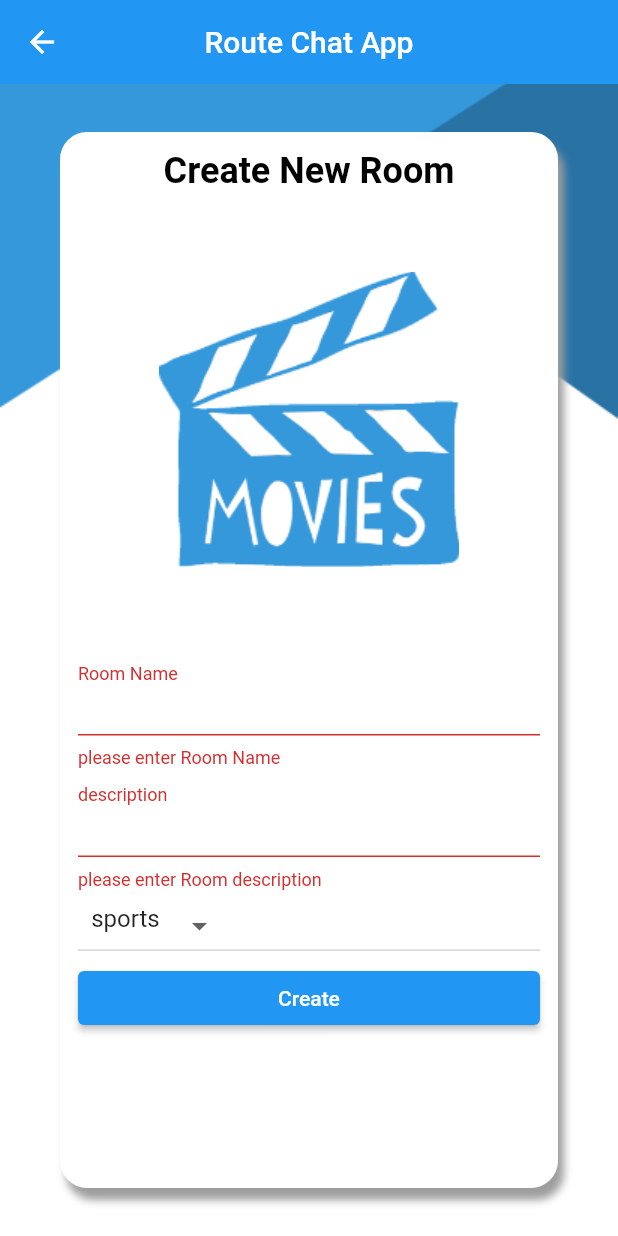
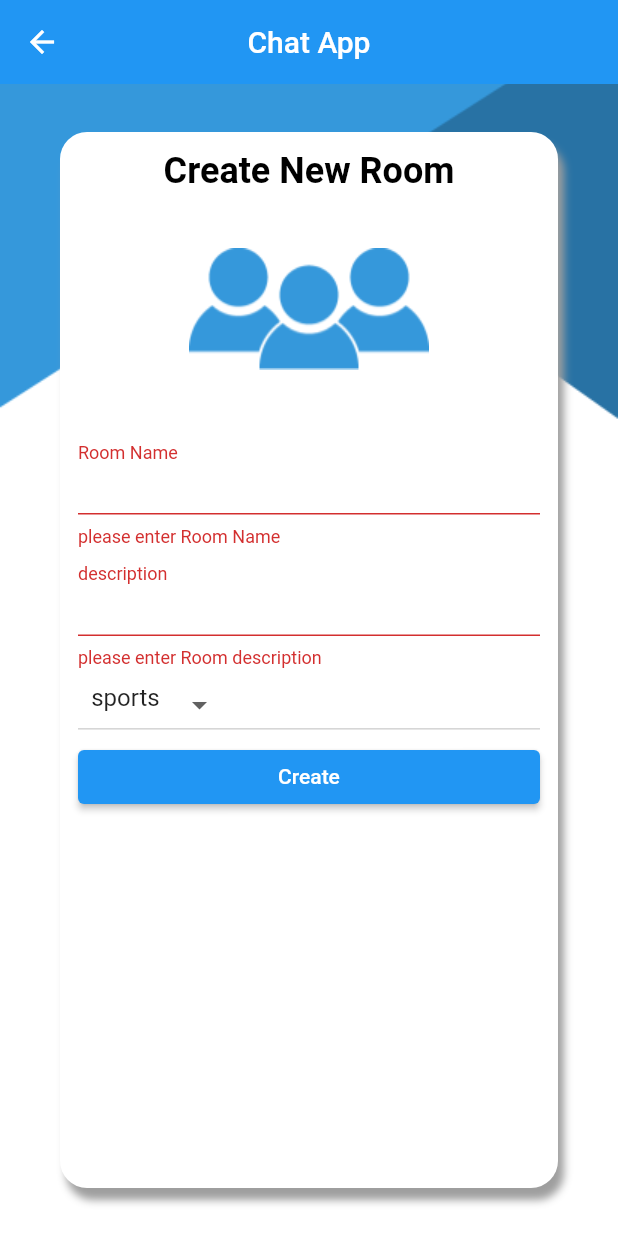
Before and after one commit to SalmaAhmed20/chatapp, a Flutter app: the AddRoom screen opened directly, after a tap on "Create", on a phone screen of 412 x 824 dp. Run offline on Flutter 3.47's test engine with Material 2 defaults, Android fonts, the phone set to English and light mode, and no system bars; our stand-ins replace cloud_firestore, firebase_core, fluttertoast; accounts and stored records are empty.

Commit message:
Add Room V2

```diff
--- a/lib/addRoom/AddRoom.dart
+++ b/lib/addRoom/AddRoom.dart
@@ -29,7 +29,7 @@ class _AddRoomState extends State<AddRoom> {
         fit:BoxFit.fitWidth,width:double.infinity),
         Scaffold(
           backgroundColor: Colors.transparent,
-          appBar: AppBar(title: Text("Route Chat App"),
+          appBar: AppBar(title: Text("Chat App"),
             centerTitle: true,
             elevation: 0,
 
@@ -59,7 +59,7 @@ class _AddRoomState extends State<AddRoom> {
                 ),
                   textAlign: TextAlign.center,
                 ),
-                Image(image:AssetImage("assets/icons/movieicon.png")),
+                Image(image:AssetImage("assets/images/group.png")),
                 Form(
                   key:_addRoomFormKey,
                   child: Column(
@@ -131,7 +131,7 @@ class _AddRoomState extends State<AddRoom> {
 
                ElevatedButton(onPressed: (){
                  //Padding(padding: const EdgeInsets.only(top),
-                 if(_addRoomFormKey.currentState!.validate()==true){
+                 if(_addRoomFormKey.currentState?.validate()==true){
                    addRoom();
                  }
                },
--- a/lib/home/HomeScreen.dart
+++ b/lib/home/HomeScreen.dart
@@ -17,7 +17,11 @@ class  HomScreen extends StatelessWidget {
     backgroundColor: Colors.transparent,
     floatingActionButton: FloatingActionButton(
     onPressed: (){
-      Navigator.pushNamed(context, AddRoom.ROUTE_NAME);
+      Navigator.push(
+          context,
+          MaterialPageRoute(
+          builder: (context) => AddRoom()),
+      );
     },
       child: Icon(Icons.add),
 
--- a/lib/main.dart
+++ b/lib/main.dart
@@ -5,8 +5,9 @@ import 'package:flutter/material.dart';
 import 'home/HomeScreen.dart';
 
 Future<void> main()  async {
+  WidgetsFlutterBinding.ensureInitialized();
   await Firebase.initializeApp();
-  WidgetsFlutterBinding.ensureInitialized();
+
 
   runApp(MyApp());
 }
@@ -36,9 +37,9 @@ class _MyHomePageState extends State<MyHomePage> {
   Widget build(BuildContext context) {
     // TODO: implement buil
     return MaterialApp(routes: {
-      AddRoom.ROUTE_NAME:(buildContext)=>AddRoom(),
+      HomScreen.ROUTE_NAME:(buildContext)=>HomScreen(),
     },
-      initialRoute: AddRoom.ROUTE_NAME,);
+      initialRoute: HomScreen.ROUTE_NAME,);
   }
 
 }
```
